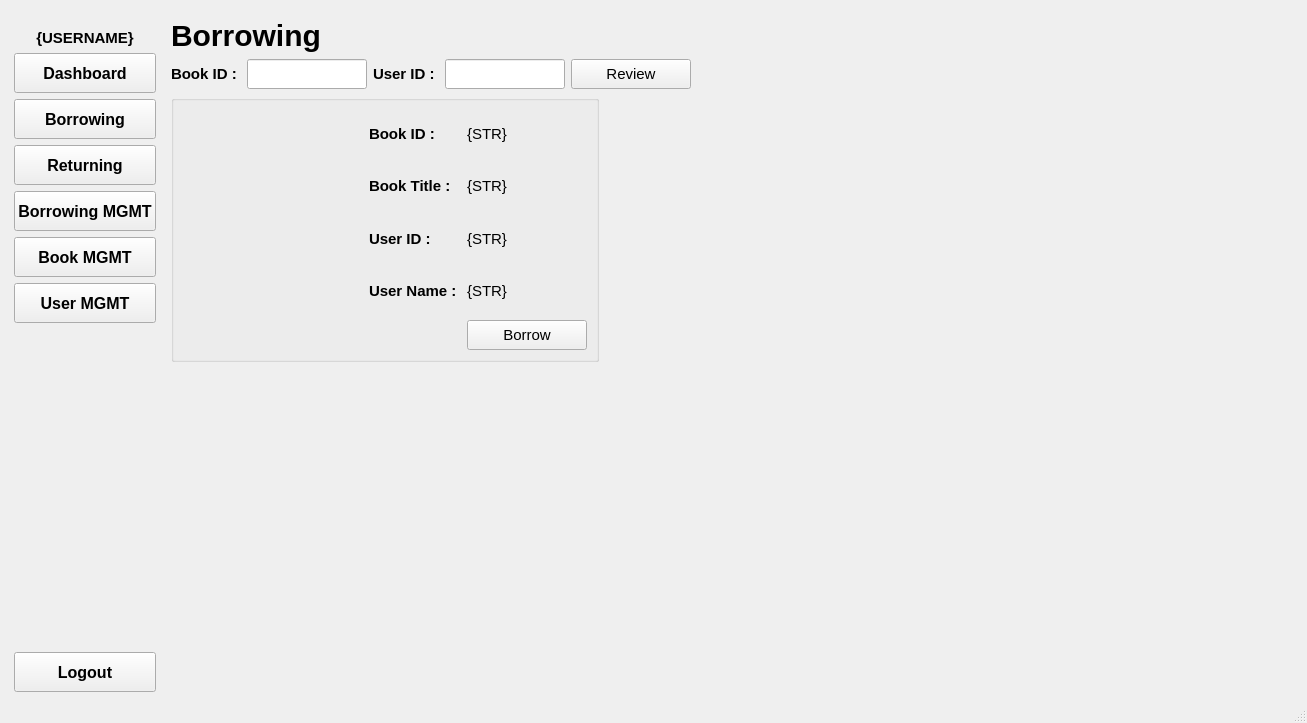
Before: the Qt Designer form LMS/ui/designer-files/main-window.ui in noonomyen/mini-project_library-management-system, drawn with Qt 5.
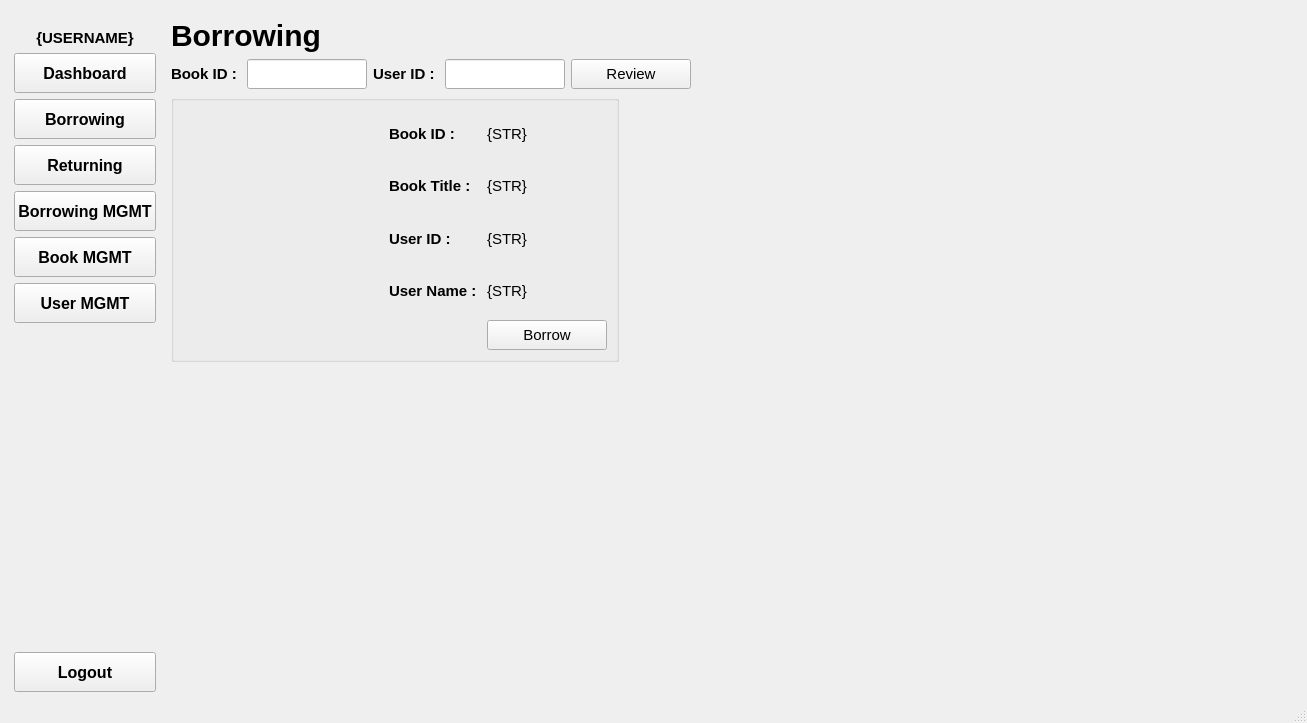
After: the same form once the commit is applied. The open tabs and pages were chosen to show the change. Icons and pictures are not drawn.

What changed in the file:
```diff
--- a/LMS/ui/designer-files/main-window.ui
+++ b/LMS/ui/designer-files/main-window.ui
@@ -605,6 +605,22 @@
                  </property>
                 </widget>
                </item>
+               <item>
+                <spacer name="horizontalSpacer_22">
+                 <property name="orientation">
+                  <enum>Qt::Horizontal</enum>
+                 </property>
+                 <property name="sizeType">
+                  <enum>QSizePolicy::Fixed</enum>
+                 </property>
+                 <property name="sizeHint" stdset="0">
+                  <size>
+                   <width>20</width>
+                   <height>20</height>
+                  </size>
+                 </property>
+                </spacer>
+               </item>
                <item>
                 <layout class="QGridLayout" name="gridLayout_5">
                  <item row="4" column="1">
```
Left out of the diff: 16 changed lines with no effect on the pictures.
